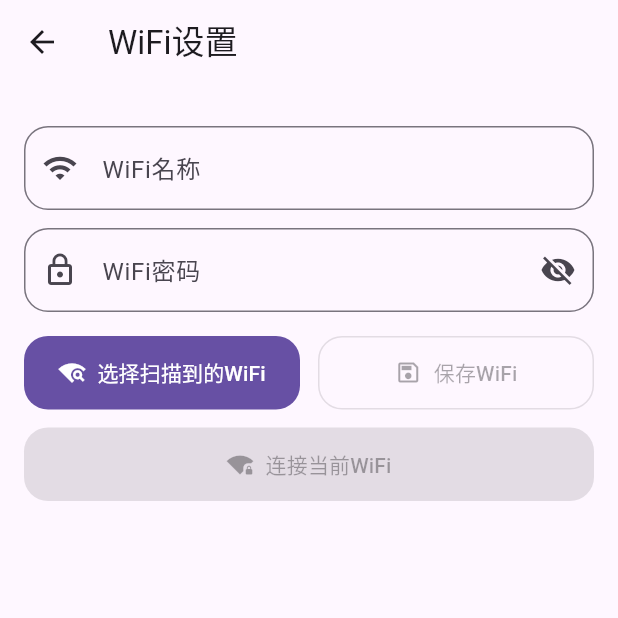
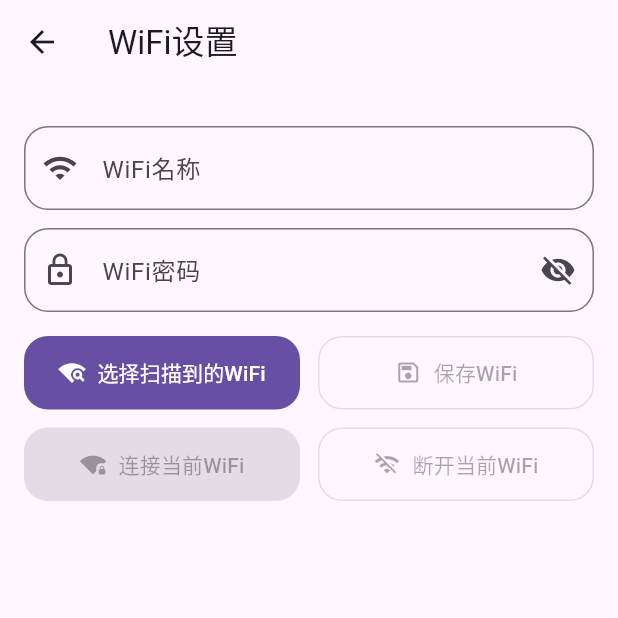
Before and after one commit to Lulozi/DormDevise, a Flutter app: the ConfigWifiPage screen opened directly, on a phone screen of 412 x 824 dp, the top half of it. Run offline on Flutter 3.47's test engine with Material 3 defaults, Android fonts, the phone set to English and light mode, and no system bars; our stand-ins replace cached_network_image, file_picker, package_info_plus, permission_handler, shared_preferences; missing offline and left inert: mqtt_client, plugin_wifi_connect, wifi_scan; accounts and stored records are empty; network calls fail.

Commit message:
添加断开wifi的按钮

```diff
--- a/lib/screen/openDoorPage/dorm_wifi.dart
+++ b/lib/screen/openDoorPage/dorm_wifi.dart
@@ -33,6 +33,7 @@ class _ConfigWifiPage extends State<ConfigWifiPage> {
   bool _connectStatusIsError = false;
   String? _connectStatusActionLabel;
   VoidCallback? _connectStatusAction;
+  bool _disconnecting = false;
 
   @override
   void initState() {
@@ -285,6 +286,39 @@ class _ConfigWifiPage extends State<ConfigWifiPage> {
     }
   }
 
+  Future<void> _disconnectFromNetwork() async {
+    if (mounted) {
+      setState(() => _disconnecting = true);
+    }
+    _showConnectStatus('正在断开当前WiFi...');
+    try {
+      if (!await _ensurePluginRegistered()) {
+        if (!_warnedMissingPlugin) {
+          _showConnectStatus('无法断开当前WiFi，请稍后重试', isError: true);
+        }
+        return;
+      }
+      final bool? success = await PluginWifiConnect.disconnect();
+      final message = success == true ? '已请求断开当前WiFi' : '断开WiFi失败，请重试';
+      _showConnectStatus(message, isError: success != true);
+    } on MissingPluginException catch (_) {
+      _handleMissingPlugin('断开 WiFi');
+      _showConnectStatus(
+        '当前构建缺少 plugin_wifi_connect 的原生实现，无法自动断开WiFi',
+        isError: true,
+      );
+    } on PlatformException catch (e) {
+      final msg = e.message ?? '未知错误';
+      _showConnectStatus('断开失败: $msg', isError: true);
+    } catch (e) {
+      _showConnectStatus('断开失败: $e', isError: true);
+    } finally {
+      if (mounted) {
+        setState(() => _disconnecting = false);
+      }
+    }
+  }
+
   void _showConnectStatus(
     String message, {
     bool isError = false,
@@ -335,6 +369,7 @@ class _ConfigWifiPage extends State<ConfigWifiPage> {
     final buttonShape = RoundedRectangleBorder(
       borderRadius: BorderRadius.circular(16),
     );
+    final hasSavedNetwork = _savedSsid?.trim().isNotEmpty ?? false;
     return Scaffold(
       appBar: AppBar(title: const Text('WiFi设置')),
       body: Padding(
@@ -415,10 +450,11 @@ class _ConfigWifiPage extends State<ConfigWifiPage> {
               ],
             ),
             const SizedBox(height: 12),
-            SizedBox(
-              width: double.infinity,
+            Row(
+              children: [
+                Expanded(
                   child: FilledButton.icon(
-                onPressed: _canSubmit && !_connecting
+                    onPressed: _canSubmit && !_connecting && !_disconnecting
                         ? () async {
                             await _save(showStatus: false);
                             final target = _savedSsid?.trim();
@@ -443,13 +479,34 @@ class _ConfigWifiPage extends State<ConfigWifiPage> {
                             }
                           }
                         : null,
-                icon: Icon(_connecting ? Icons.hourglass_top : Icons.wifi_lock),
+                    icon: Icon(
+                      _connecting ? Icons.hourglass_top : Icons.wifi_lock,
+                    ),
                     label: Text(_connecting ? '正在连接...' : '连接当前WiFi'),
                     style: FilledButton.styleFrom(
                       shape: buttonShape,
                       padding: const EdgeInsets.symmetric(vertical: 14),
                     ),
                   ),
+                ),
+                const SizedBox(width: 12),
+                Expanded(
+                  child: OutlinedButton.icon(
+                    onPressed:
+                        hasSavedNetwork && !_disconnecting && !_connecting
+                        ? () => _disconnectFromNetwork()
+                        : null,
+                    icon: Icon(
+                      _disconnecting ? Icons.hourglass_bottom : Icons.wifi_off,
+                    ),
+                    label: Text(_disconnecting ? '正在断开...' : '断开当前WiFi'),
+                    style: OutlinedButton.styleFrom(
+                      shape: buttonShape,
+                      padding: const EdgeInsets.symmetric(vertical: 14),
+                    ),
+                  ),
+                ),
+              ],
             ),
             AnimatedSwitcher(
               duration: const Duration(milliseconds: 200),
```
Lines whose indentation alone changed are shown as unchanged.
